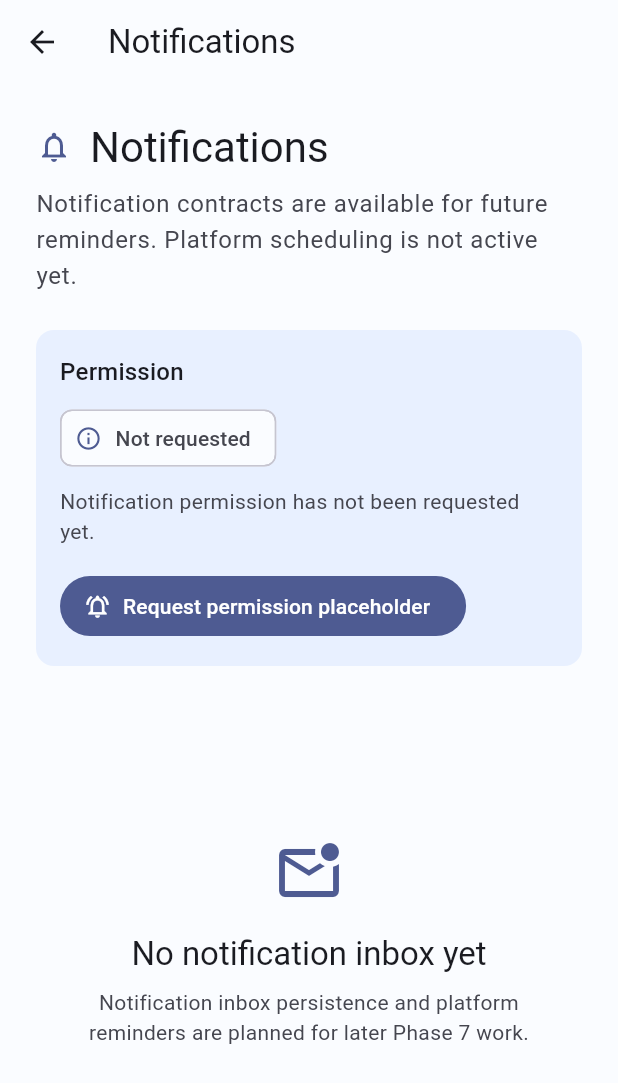
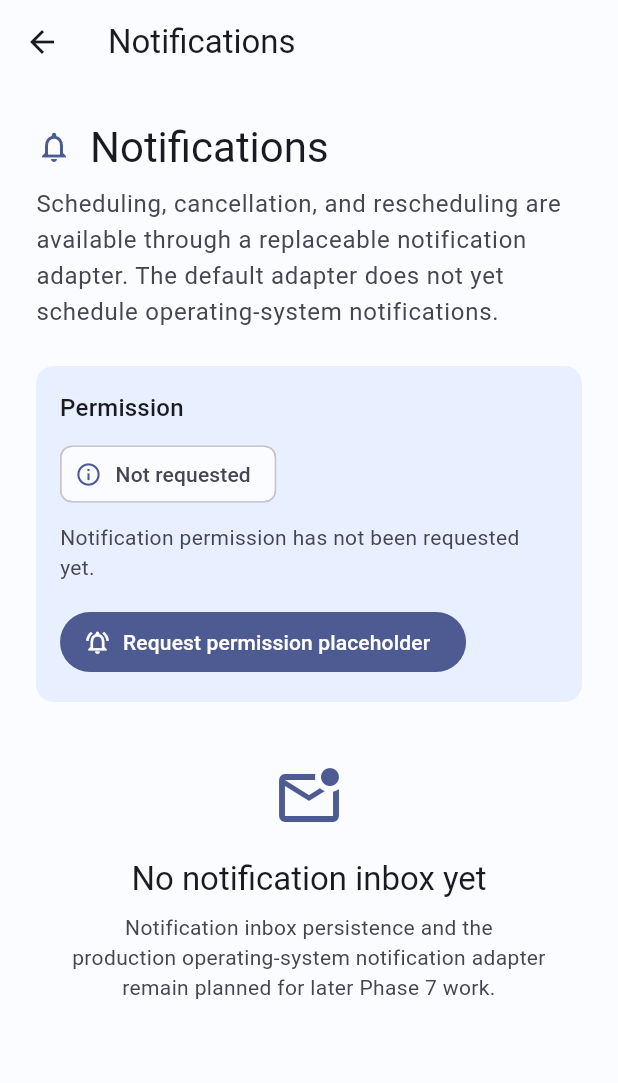
Before and after one commit to mahmoud-yassin10/My-Planner, a Flutter app: the NotificationsScreen screen opened directly, on a phone screen of 412 x 824 dp. Shown: the top 1083 px of the screen. Run offline on Flutter 3.47's test engine with Material 3 defaults, Android fonts, the phone set to English and light mode, and no system bars; our stand-ins replace drift, flutter_riverpod, go_router; missing offline and left inert: sqlite3; accounts and stored records are empty; generated files the repository leaves out were written again.

Commit message:
notifications tests passing

```diff
--- a/lib/features/notifications/presentation/notifications_screen.dart
+++ b/lib/features/notifications/presentation/notifications_screen.dart
@@ -61,7 +61,7 @@ class _NotificationFoundationContent extends ConsumerWidget {
         ),
         const SizedBox(height: AppSpacing.x2),
         Text(
-          'Notification contracts are available for future reminders. Platform scheduling is not active yet.',
+          'Scheduling, cancellation, and rescheduling are available through a replaceable notification adapter. The default adapter does not yet schedule operating-system notifications.',
           style: theme.textTheme.bodyLarge?.copyWith(
             color: theme.colorScheme.onSurfaceVariant,
           ),
@@ -111,14 +111,11 @@ class _NotificationFoundationContent extends ConsumerWidget {
           ),
         ),
         const SizedBox(height: AppSpacing.x4),
-        const SizedBox(
-          height: 336,
-          child: FoundationEmptyState(
-            title: 'No notification inbox yet',
-            message:
-                'Notification inbox persistence and platform reminders are planned for later Phase 7 work.',
-            icon: Icons.mark_email_unread_outlined,
-          ),
+        const FoundationEmptyState(
+          title: 'No notification inbox yet',
+          message:
+              'Notification inbox persistence and the production operating-system notification adapter remain planned for later Phase 7 work.',
+          icon: Icons.mark_email_unread_outlined,
         ),
       ],
     );
```
Also changed, not shown: lib/core/notifications/notification_service.dart (+4 -4 lines), 1 other file.
